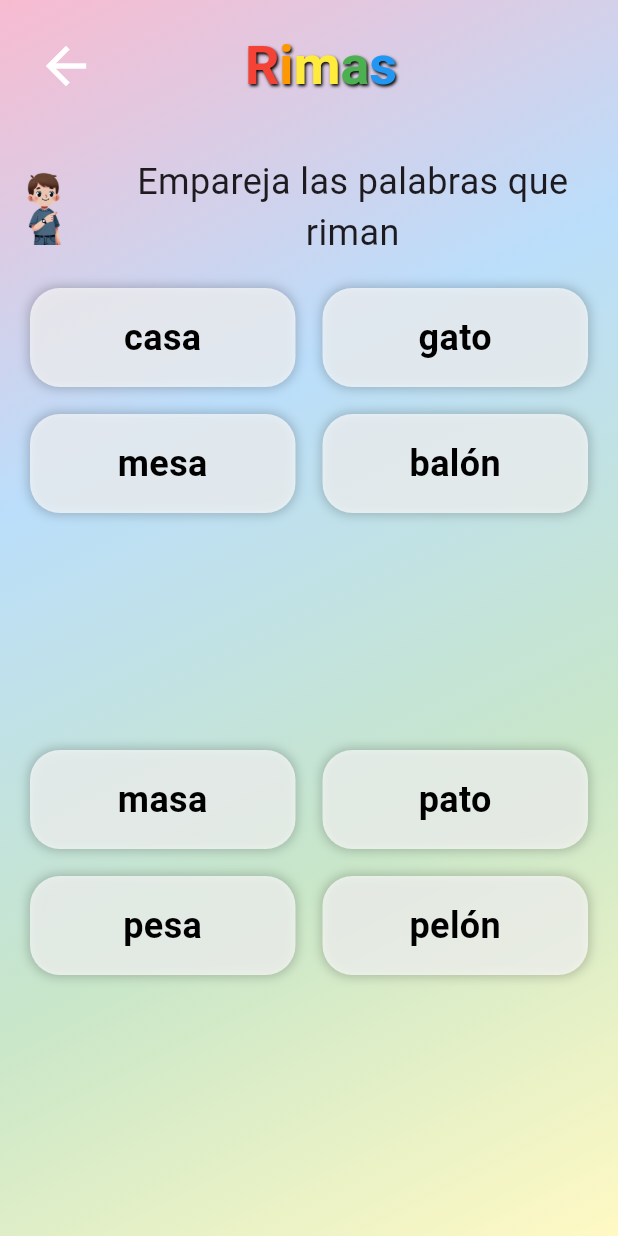
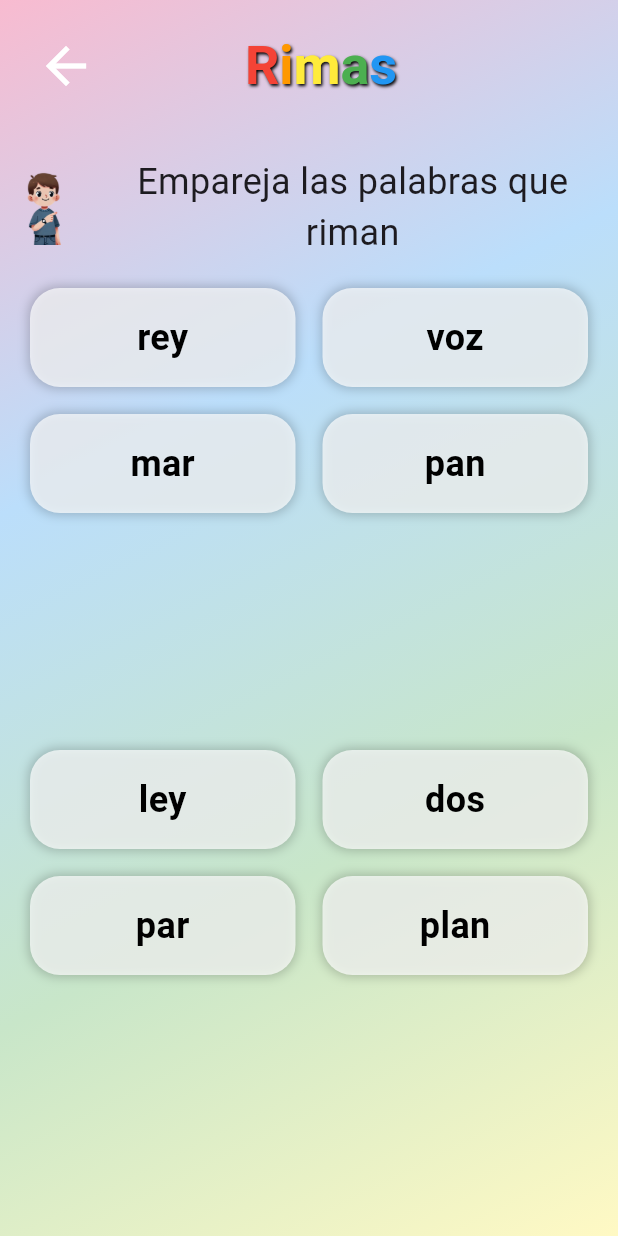
Before and after one commit to RicardoS76/lexininos, a Flutter app: the RhymeGame screen opened by its route, after a tap on "Iniciar", on a phone screen of 412 x 824 dp. Run offline on Flutter 3.47's test engine with Material 3 defaults, Android fonts, the light colour scheme and no system bars; our stand-ins replace auto_size_text, shared_preferences, sqflite; accounts and stored records are empty.

Commit message:
correccion del jueg rimas

```diff
--- a/lib/activities/test1/rhyme_game.dart
+++ b/lib/activities/test1/rhyme_game.dart
@@ -15,68 +15,24 @@ class _RhymeGameState extends State<RhymeGame> {
   DateTime startTime = DateTime.now();
 
   final List<List<String>> topWordsLevels = [
-    ['casa', 'gato', 'mesa', 'balón'],
-    ['ventana', 'ratón', 'silla', 'perro', 'barco'],
-    [
-      'mariposa',
-      'biblioteca',
-      'elefante',
-      'hospital',
-      'universo',
-      'helicóptero'
-    ],
-    [
-      'programación',
-      'descubrimiento',
-      'descomposición',
-      'establecimiento',
-      'autorización',
-      'telecomunicación',
-      'administración'
-    ]
+    ['pan', 'rey', 'mar', 'voz'],
+    ['flor', 'sol', 'nube', 'luz', 'tren'],
+    ['casa', 'gato', 'mesa', 'balón', 'ventana', 'ratón'],
+    ['silla', 'perro', 'barco', 'noche', 'día', 'río']
   ];
 
   final List<List<String>> bottomWordsLevels = [
-    ['masa', 'pato', 'pesa', 'pelón'],
-    ['antena', 'camión', 'villa', 'cerro', 'charco'],
-    ['hermosa', 'estética', 'cantante', 'vital', 'diverso', 'monedero'],
-    [
-      'investigación',
-      'conocimiento',
-      'recomposición',
-      'entendimiento',
-      'capacitación',
-      'radiodifusión',
-      'edificación'
-    ]
+    ['plan', 'ley', 'par', 'dos'],
+    ['amor', 'rol', 'sube', 'cruz', 'bien'],
+    ['masa', 'pato', 'pesa', 'pelón', 'antena', 'camión'],
+    ['villa', 'cerro', 'charco', 'roche', 'fría', 'tío']
   ];
 
   final List<Map<String, String>> correctPairsLevels = [
-    {'casa': 'masa', 'gato': 'pato', 'mesa': 'pesa', 'balón': 'pelón'},
-    {
-      'ventana': 'antena',
-      'ratón': 'camión',
-      'silla': 'villa',
-      'perro': 'cerro',
-      'barco': 'charco'
-    },
-    {
-      'mariposa': 'hermosa',
-      'biblioteca': 'estética',
-      'elefante': 'cantante',
-      'hospital': 'vital',
-      'universo': 'diverso',
-      'helicóptero': 'monedero'
-    },
-    {
-      'programación': 'investigación',
-      'descubrimiento': 'conocimiento',
-      'descomposición': 'recomposición',
-      'establecimiento': 'entendimiento',
-      'autorización': 'capacitación',
-      'telecomunicación': 'radiodifusión',
-      'administración': 'edificación'
-    }
+    {'pan': 'plan', 'rey': 'ley', 'mar': 'par', 'voz': 'dos'},
+    {'flor': 'amor', 'sol': 'rol', 'nube': 'sube', 'luz': 'cruz', 'tren': 'bien'},
+    {'casa': 'masa', 'gato': 'pato', 'mesa': 'pesa', 'balón': 'pelón', 'ventana': 'antena', 'ratón': 'camión'},
+    {'silla': 'villa', 'perro': 'cerro', 'barco': 'charco', 'noche': 'roche', 'día': 'fría', 'río': 'tío'}
   ];
 
   List<String> topWords = [];
@@ -97,6 +53,8 @@ class _RhymeGameState extends State<RhymeGame> {
       currentLevel = level;
       topWords = List.from(topWordsLevels[level - 1]);
       bottomWords = List.from(bottomWordsLevels[level - 1]);
+      topWords.shuffle();
+      bottomWords.shuffle();
       correctPairs = Map.from(correctPairsLevels[level - 1]);
       correctCount = 0;
       feedbackMessage = '';
@@ -389,7 +347,6 @@ class _RhymeGameState extends State<RhymeGame> {
   Widget buildGame(BuildContext context) {
     return Stack(
       children: [
-        // Fondo difuminado
         Container(
           decoration: BoxDecoration(
             gradient: LinearGradient(
@@ -552,7 +509,6 @@ class _RhymeGameState extends State<RhymeGame> {
         } else {
           return DragTarget<String>(
             onWillAccept: (receivedWord) {
-              // Ampliar área de aceptación
               return true;
             },
             onAccept: (receivedWord) {
@@ -571,7 +527,7 @@ class _RhymeGameState extends State<RhymeGame> {
     return Center(
       child: Container(
         width: MediaQuery.of(context).size.width * 0.8,
-        height: 150.0, // Hacer la notificación más alta
+        height: 150.0,
         padding: EdgeInsets.all(20.0),
         decoration: BoxDecoration(
           color: feedbackColor,
@@ -592,7 +548,7 @@ class _RhymeGameState extends State<RhymeGame> {
               style: TextStyle(
                 fontSize: 30.0,
                 fontWeight: FontWeight.bold,
-                fontFamily: 'Cocogoose', // Estilo Cocogoose
+                fontFamily: 'Cocogoose',
                 color: Colors.white,
               ),
               textAlign: TextAlign.center,
```
